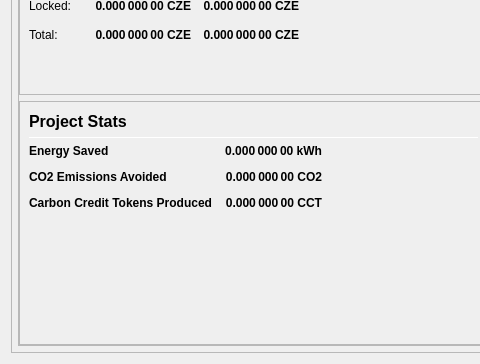
Carbon-Zero/CarbonZero, file src/qt/forms/overviewpage.ui: the form before one commit; both pictures show x 0 to 480 and y 477 to 841 of the 978 by 841 pixel window.
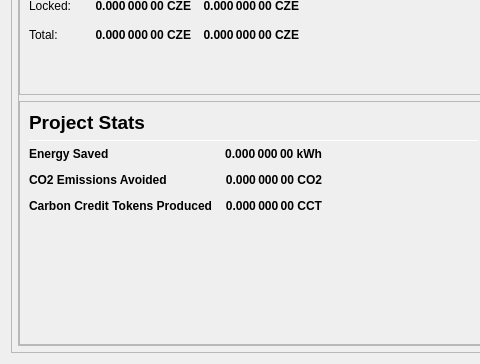
The form after the commit.

Commit message: format text

Patch:
```diff
--- a/src/qt/forms/overviewpage.ui
+++ b/src/qt/forms/overviewpage.ui
@@ -862,7 +862,7 @@
                           </font>
                          </property>
                          <property name="text">
-                          <string>Project Stats</string>
+                          <string>&lt;html&gt;&lt;head/&gt;&lt;body&gt;&lt;p&gt;&lt;span style=&quot; font-size:14pt;&quot;&gt;Project Stats&lt;/span&gt;&lt;/p&gt;&lt;/body&gt;&lt;/html&gt;</string>
                          </property>
                         </widget>
                        </item>
```
